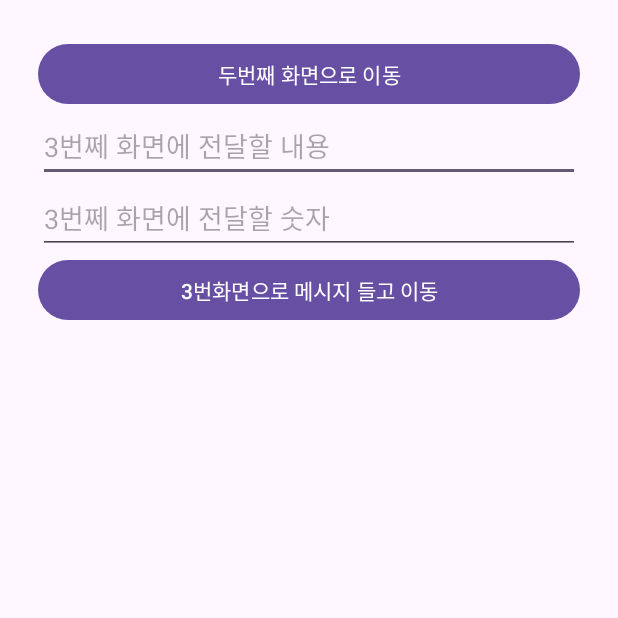
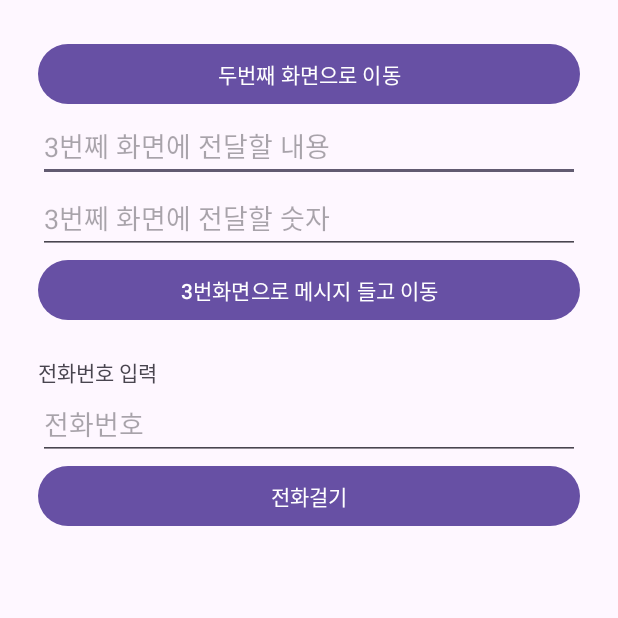
Before and after one commit to dntmdwls42/Activity_20231029, an Android app: the screen it shows after launch (MainActivity), on a phone screen of 412 x 824 dp, the top half of it. Run offline under Robolectric (Android 15) with nearby library versions, the phone set to English and light mode, and no system bars; our stand-ins replace data binding.

Commit message:
전화 걸기 - 전화번호 자동 입력 => 통화버튼 누르기 직전 Dial 기능 생성

```diff
--- a/app/src/main/java/kr/ac/wku/activity_20231029/MainActivity.kt
+++ b/app/src/main/java/kr/ac/wku/activity_20231029/MainActivity.kt
@@ -1,18 +1,19 @@
 package kr.ac.wku.activity_20231029
 
 import android.content.Intent
+import android.net.Uri
 import androidx.appcompat.app.AppCompatActivity
 import android.os.Bundle
 import androidx.databinding.DataBindingUtil
 import kr.ac.wku.activity_20231029.databinding.ActivityMainBinding
 
 class MainActivity : AppCompatActivity() {
-    lateinit var binding : ActivityMainBinding
+    lateinit var binding: ActivityMainBinding
     override fun onCreate(savedInstanceState: Bundle?) {
         super.onCreate(savedInstanceState)
         binding = DataBindingUtil.setContentView(this, R.layout.activity_main)
 
-        binding.btnSecond.setOnClickListener{
+        binding.btnSecond.setOnClickListener {
 
             val myIntent = Intent(this, SecondActivity::class.java)
 
@@ -37,5 +38,19 @@ class MainActivity : AppCompatActivity() {
 
             startActivity(myIntent)
         }
+
+//        전화 걸기 버튼
+
+        binding.btnPhoneCall.setOnClickListener {
+//            입력한 전화번호 추출(변수 저장)
+
+            val inputPhoneNum = binding.edtPhoneNum.text.toString()
+
+            val myUri = Uri.parse("tel:${inputPhoneNum}")
+
+            val myIntent = Intent( Intent.ACTION_DIAL, myUri )
+
+            startActivity(myIntent)
+        }
     }
 }
--- a/app/src/main/res/layout/activity_main.xml
+++ b/app/src/main/res/layout/activity_main.xml
@@ -33,5 +33,24 @@
             android:layout_width="match_parent"
             android:layout_height="wrap_content"
             android:text="3번화면으로 메시지 들고 이동"/>
+
+        <TextView
+            android:layout_width="wrap_content"
+            android:layout_height="wrap_content"
+            android:text="전화번호 입력"
+            android:layout_marginTop="20dp"/>
+
+        <EditText
+            android:id="@+id/edtPhoneNum"
+            android:layout_width="match_parent"
+            android:layout_height="wrap_content"
+            android:hint="전화번호"
+            android:inputType="phone"/>
+
+        <Button
+            android:id="@+id/btnPhoneCall"
+            android:layout_width="match_parent"
+            android:layout_height="wrap_content"
+            android:text="전화걸기"/>
     </LinearLayout>
 </layout>
```
